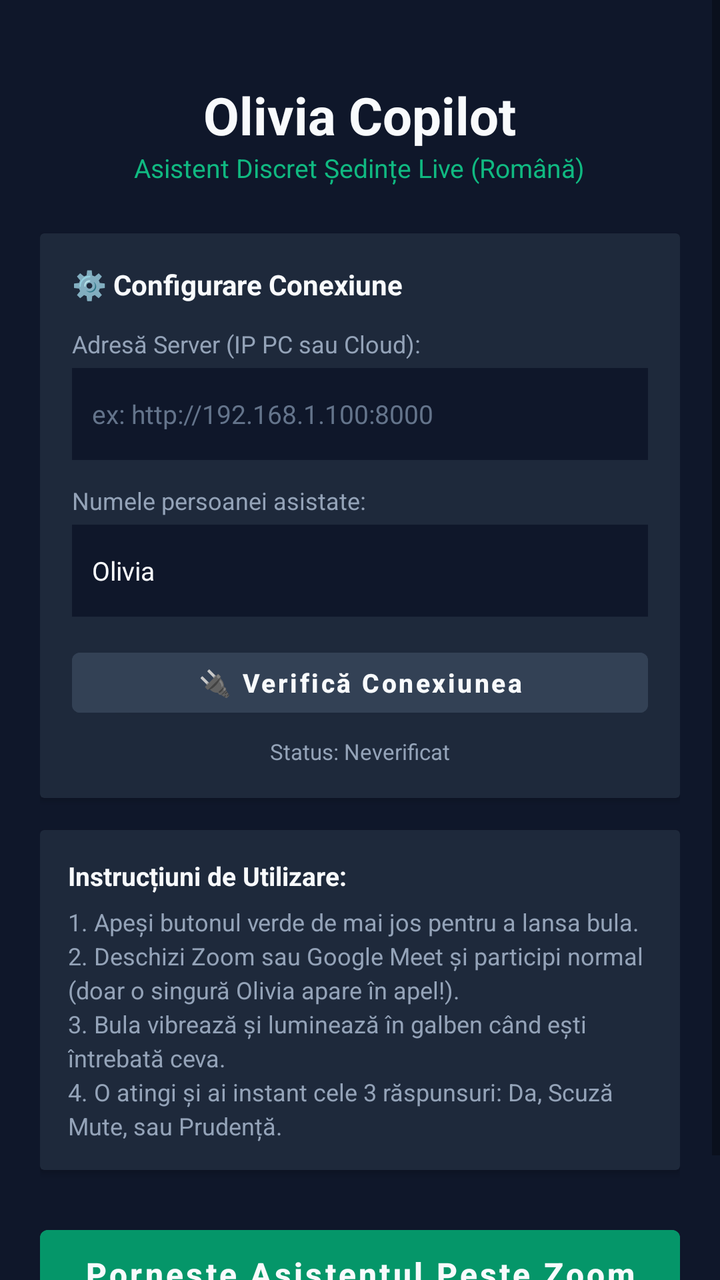
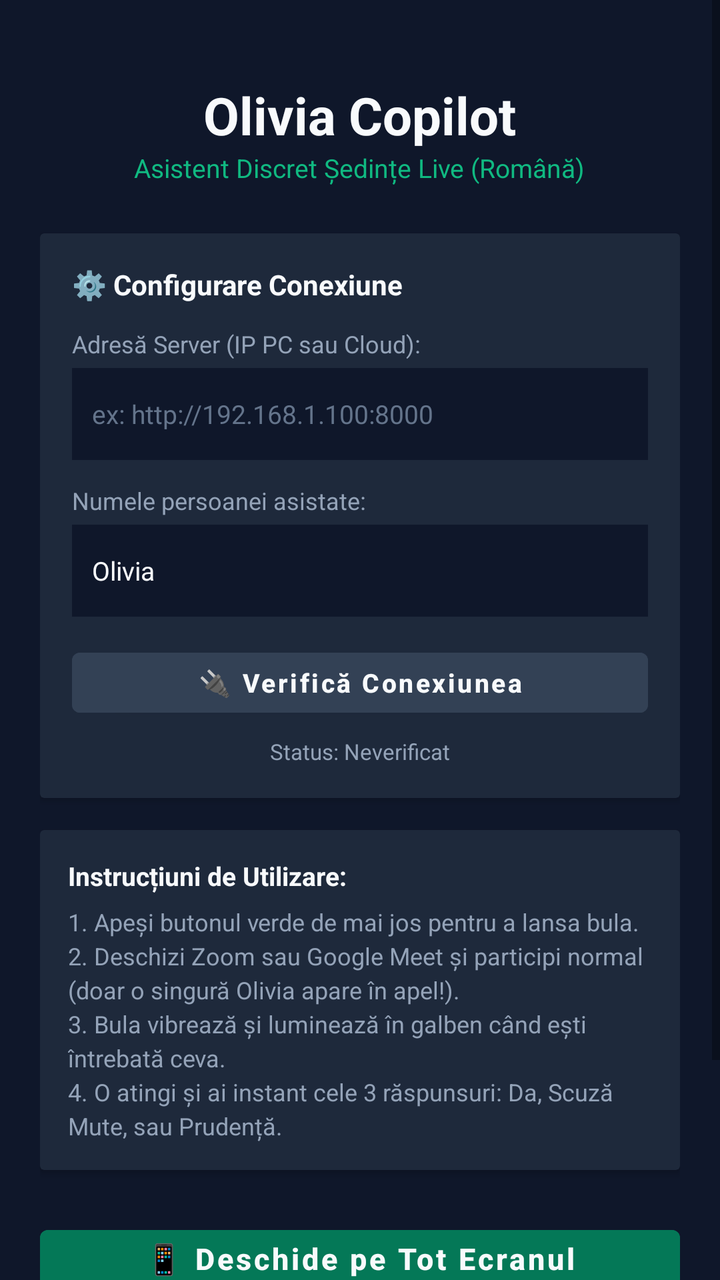

Compare the two renders of this Android layout. The source of the first and the diff that turns it into the second are given below.
<!-- AndroidManifest.xml: application theme Theme.OliviaCopilot -->
<!-- res/layout/activity_main.xml -->
<?xml version="1.0" encoding="utf-8"?>
<ScrollView xmlns:android="http://schemas.android.com/apk/res/android"
    android:layout_width="match_parent"
    android:layout_height="match_parent"
    android:background="@color/bg_dark"
    android:fillViewport="true">

    <LinearLayout
        android:layout_width="match_parent"
        android:layout_height="wrap_content"
        android:orientation="vertical"
        android:padding="20dp"
        android:gravity="center_horizontal">

        <TextView
            android:layout_width="wrap_content"
            android:layout_height="wrap_content"
            android:text="Olivia Copilot"
            android:textColor="@color/text_white"
            android:textSize="26sp"
            android:textStyle="bold"
            android:layout_marginTop="20dp" />

        <TextView
            android:layout_width="wrap_content"
            android:layout_height="wrap_content"
            android:text="Asistent Discret Ședințe Live (Română)"
            android:textColor="@color/emerald_500"
            android:textSize="13sp"
            android:layout_marginBottom="24dp" />

        
        <androidx.cardview.widget.CardView
            android:layout_width="match_parent"
            android:layout_height="wrap_content"
            android:backgroundTint="@color/card_dark"
            android:layout_marginBottom="16dp">

            <LinearLayout
                android:layout_width="match_parent"
                android:layout_height="wrap_content"
                android:orientation="vertical"
                android:padding="16dp">

                <TextView
                    android:layout_width="wrap_content"
                    android:layout_height="wrap_content"
                    android:text="⚙️ Configurare Conexiune"
                    android:textColor="@color/text_white"
                    android:textStyle="bold"
                    android:textSize="14sp"
                    android:layout_marginBottom="12dp"/>

                <TextView
                    android:layout_width="wrap_content"
                    android:layout_height="wrap_content"
                    android:text="Adresă Server (IP PC sau Cloud):"
                    android:textColor="@color/text_muted"
                    android:textSize="12sp"
                    android:layout_marginBottom="4dp"/>

                <EditText
                    android:id="@+id/editServerUrl"
                    android:layout_width="match_parent"
                    android:layout_height="46dp"
                    android:background="#0F172A"
                    android:textColor="@color/text_white"
                    android:padding="10dp"
                    android:textSize="13sp"
                    android:hint="ex: http://192.168.1.100:8000"
                    android:textColorHint="#64748B"
                    android:inputType="textUri"
                    android:layout_marginBottom="12dp"/>

                <TextView
                    android:layout_width="wrap_content"
                    android:layout_height="wrap_content"
                    android:text="Numele persoanei asistate:"
                    android:textColor="@color/text_muted"
                    android:textSize="12sp"
                    android:layout_marginBottom="4dp"/>

                <EditText
                    android:id="@+id/editTargetName"
                    android:layout_width="match_parent"
                    android:layout_height="46dp"
                    android:background="#0F172A"
                    android:textColor="@color/text_white"
                    android:padding="10dp"
                    android:textSize="13sp"
                    android:text="Olivia"
                    android:inputType="textPersonName"
                    android:layout_marginBottom="12dp"/>

                <Button
                    android:id="@+id/btnTestConnection"
                    android:layout_width="match_parent"
                    android:layout_height="42dp"
                    android:text="🔌 Verifică Conexiunea"
                    android:textAllCaps="false"
                    android:backgroundTint="#334155"
                    android:textColor="@color/text_white"
                    android:textSize="13sp"
                    android:textStyle="bold"/>

                <TextView
                    android:id="@+id/txtConnectionStatus"
                    android:layout_width="wrap_content"
                    android:layout_height="wrap_content"
                    android:text="Status: Neverificat"
                    android:textColor="@color/text_muted"
                    android:textSize="11sp"
                    android:layout_gravity="center_horizontal"
                    android:layout_marginTop="6dp"/>
            </LinearLayout>
        </androidx.cardview.widget.CardView>

        
        <androidx.cardview.widget.CardView
            android:layout_width="match_parent"
            android:layout_height="wrap_content"
            android:backgroundTint="@color/card_dark"
            android:layout_marginBottom="24dp">

            <LinearLayout
                android:layout_width="match_parent"
                android:layout_height="wrap_content"
                android:orientation="vertical"
                android:padding="14dp">

                <TextView
                    android:layout_width="wrap_content"
                    android:layout_height="wrap_content"
                    android:text="Instrucțiuni de Utilizare:"
                    android:textColor="@color/text_white"
                    android:textStyle="bold"
                    android:textSize="13sp"
                    android:layout_marginBottom="6dp"/>

                <TextView
                    android:layout_width="wrap_content"
                    android:layout_height="wrap_content"
                    android:text="1. Apeși butonul verde de mai jos pentru a lansa bula.\n2. Deschizi Zoom sau Google Meet și participi normal (doar o singură Olivia apare în apel!).\n3. Bula vibrează și luminează în galben când ești întrebată ceva.\n4. O atingi și ai instant cele 3 răspunsuri: Da, Scuză Mute, sau Prudență."
                    android:textColor="@color/text_muted"
                    android:textSize="12sp"
                    android:lineSpacingExtra="3dp"/>
            </LinearLayout>
        </androidx.cardview.widget.CardView>

        
        <Button
            android:id="@+id/btnToggleService"
            android:layout_width="match_parent"
            android:layout_height="56dp"
            android:text="@string/btn_start_overlay"
            android:textAllCaps="false"
            android:backgroundTint="@color/emerald_600"
            android:textColor="@color/text_white"
            android:textSize="16sp"
            android:textStyle="bold"
            android:layout_marginBottom="24dp"/>

    </LinearLayout>
</ScrollView>
<!-- resources referenced by this layout -->
<resources>
  <color name="bg_dark">#0F172A</color>
  <color name="card_dark">#1E293B</color>
  <color name="emerald_500">#10B981</color>
  <color name="emerald_600">#059669</color>
  <color name="text_muted">#94A3B8</color>
  <color name="text_white">#F8FAFC</color>
  <string name="btn_start_overlay">Pornește Asistentul Peste Zoom</string>
  <style name="Theme.OliviaCopilot" parent="Theme.MaterialComponents.DayNight.NoActionBar">
          <item name="colorPrimary">@color/emerald_500</item>
          <item name="colorPrimaryVariant">@color/emerald_600</item>
          <item name="colorOnPrimary">@color/text_white</item>
          <item name="android:statusBarColor">@color/bg_dark</item>
          <item name="android:windowBackground">@color/bg_dark</item>
      </style>
</resources>

<!-- the commit's change to res/layout/activity_main.xml (unified diff, before → after) -->
@@ -149,14 +149,26 @@
 
         
         <Button
+            android:id="@+id/btnOpenFullscreen"
+            android:layout_width="match_parent"
+            android:layout_height="56dp"
+            android:text="📱 Deschide pe Tot Ecranul (Recomandat)"
+            android:textAllCaps="false"
+            android:backgroundTint="#047857"
+            android:textColor="@color/text_white"
+            android:textSize="15sp"
+            android:textStyle="bold"
+            android:layout_marginBottom="12dp"/>
+
+        <Button
             android:id="@+id/btnToggleService"
             android:layout_width="match_parent"
-            android:layout_height="56dp"
-            android:text="@string/btn_start_overlay"
+            android:layout_height="52dp"
+            android:text="🫧 Lansează Bula Plutitoare (Peste Zoom)"
             android:textAllCaps="false"
-            android:backgroundTint="@color/emerald_600"
+            android:backgroundTint="#1E293B"
             android:textColor="@color/text_white"
-            android:textSize="16sp"
+            android:textSize="14sp"
             android:textStyle="bold"
             android:layout_marginBottom="24dp"/>
 
<!-- resource entries referenced after the edit -->
@@ -6,7 +6,6 @@
   <color name="emerald_600">#059669</color>
   <color name="text_muted">#94A3B8</color>
   <color name="text_white">#F8FAFC</color>
-  <string name="btn_start_overlay">Pornește Asistentul Peste Zoom</string>
   <style name="Theme.OliviaCopilot" parent="Theme.MaterialComponents.DayNight.NoActionBar">
           <item name="colorPrimary">@color/emerald_500</item>
           <item name="colorPrimaryVariant">@color/emerald_600</item>
